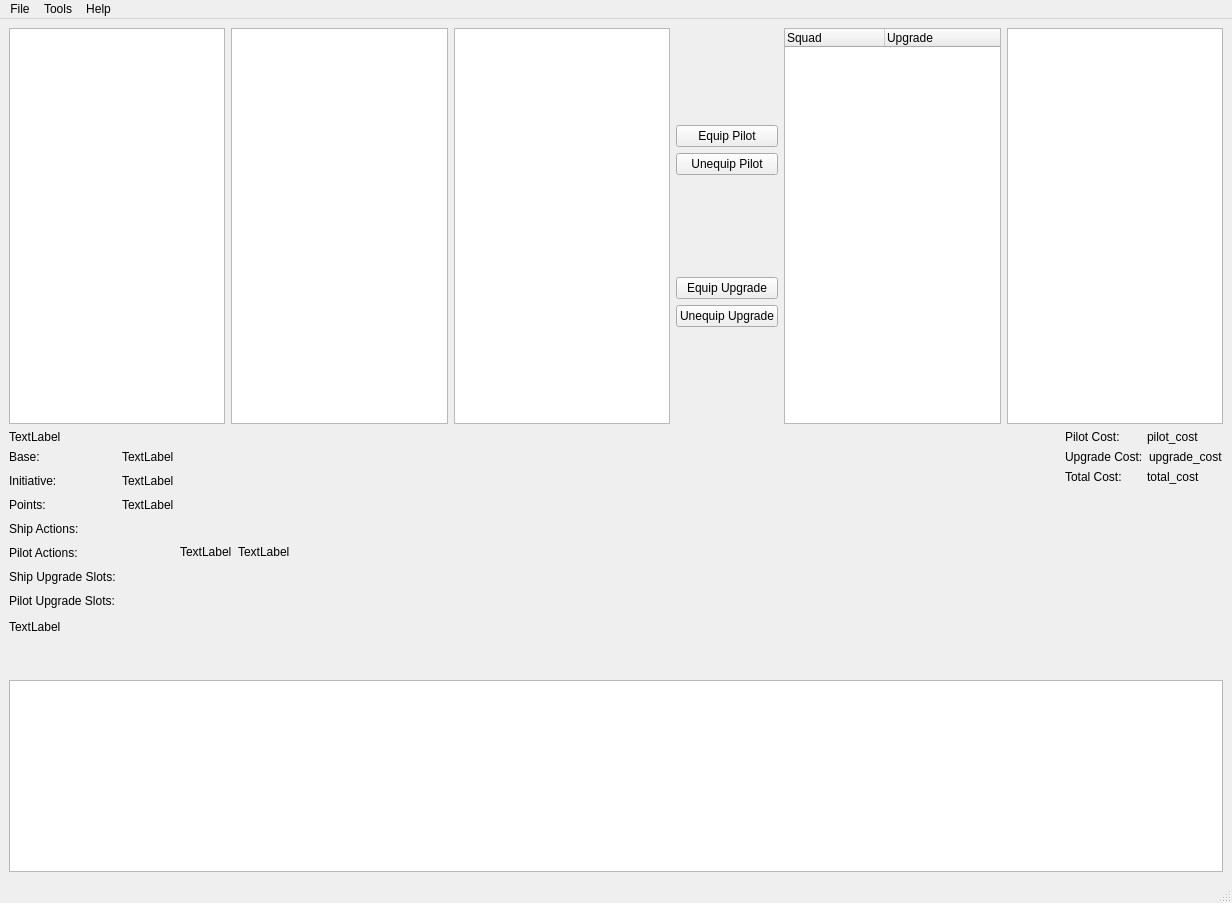
The window that qt_designer/main_window.ui (flipperlord/x-wing-squad-builder) describes before a commit, drawn with Qt 5.
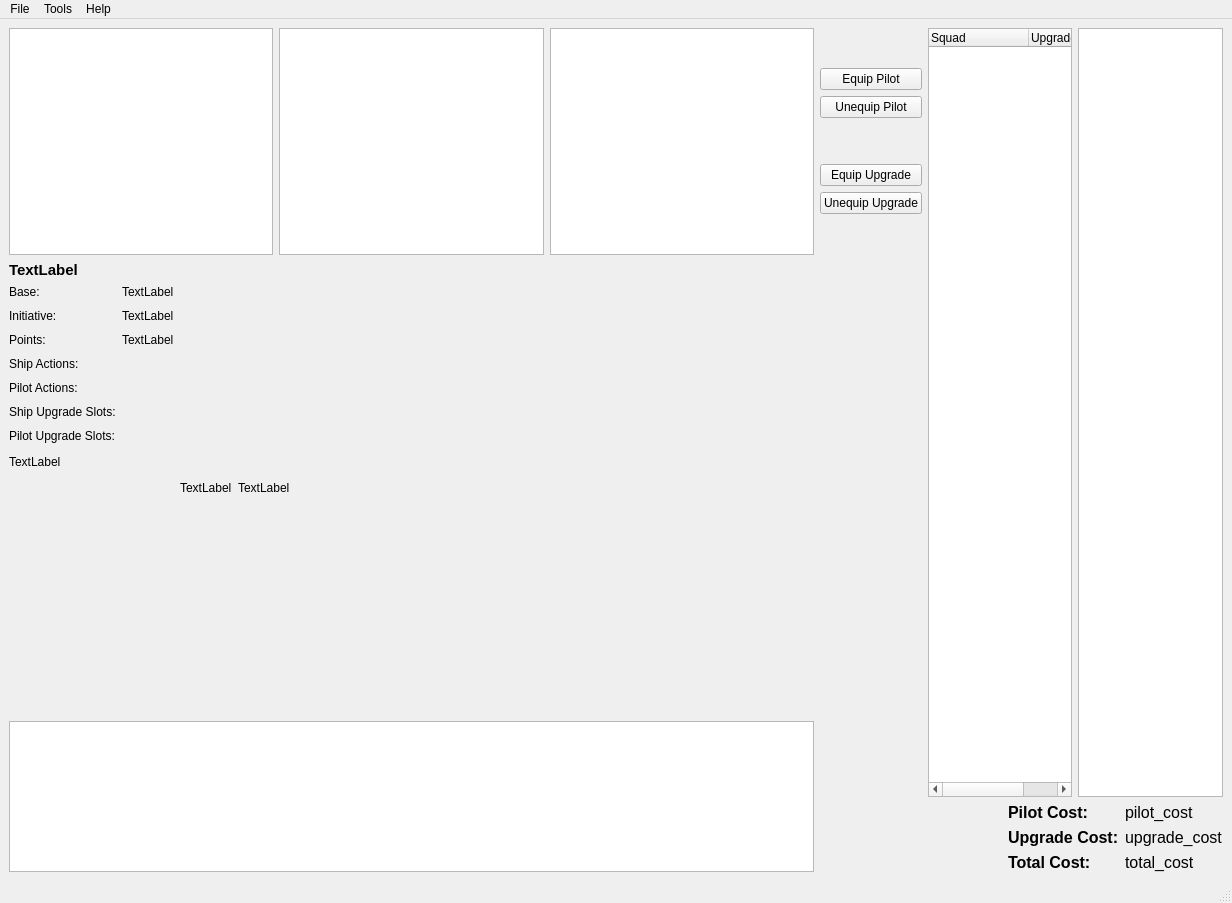
The same window after the commit. Icons and pictures are not drawn.

Diff of the .ui file:
```diff
--- a/qt_designer/main_window.ui
+++ b/qt_designer/main_window.ui
@@ -18,23 +18,74 @@
     <normaloff>:/images/icon.png</normaloff>:/images/icon.png</iconset>
   </property>
   <widget class="QWidget" name="centralwidget">
-   <layout class="QGridLayout" name="gridLayout" rowstretch="6,0,0">
-    <item row="1" column="0">
-     <layout class="QHBoxLayout" name="horizontalLayout">
+   <layout class="QGridLayout" name="gridLayout" rowstretch="6">
+    <item row="0" column="0">
+     <layout class="QHBoxLayout" name="horizontalLayout_7" stretch="2,1">
       <item>
-       <layout class="QVBoxLayout" name="ship_aggregate">
+       <layout class="QVBoxLayout" name="data_selection_layout" stretch="3,6,2">
+        <item>
+         <layout class="QHBoxLayout" name="data_view_layout_2" stretch="0,0,0">
+          <item>
+           <widget class="QListWidget" name="faction_list_widget">
+            <property name="toolTip">
+             <string>Faction list</string>
+            </property>
+           </widget>
+          </item>
+          <item>
+           <widget class="QListWidget" name="ship_list_widget">
+            <property name="toolTip">
+             <string>Ship List</string>
+            </property>
+           </widget>
+          </item>
+          <item>
+           <widget class="QListWidget" name="pilot_list_widget">
+            <property name="toolTip">
+             <string>Pilot List
+(Initiative) Pilot Name (Cost)</string>
+            </property>
+            <property name="dragEnabled">
+             <bool>false</bool>
+            </property>
+            <property name="dragDropMode">
+             <enum>QAbstractItemView::NoDragDrop</enum>
+            </property>
+            <property name="alternatingRowColors">
+             <bool>false</bool>
+            </property>
+            <property name="selectionBehavior">
+             <enum>QAbstractItemView::SelectItems</enum>
+            </property>
+            <property name="modelColumn">
+             <number>0</number>
+            </property>
+           </widget>
+          </item>
+         </layout>
+        </item>
+        <item>
+         <layout class="QHBoxLayout" name="horizontalLayout_8">
+          <item>
+           <layout class="QVBoxLayout" name="ship_aggregate_2">
         <property name="spacing">
          <number>6</number>
         </property>
         <item>
          <widget class="QLabel" name="ship_name_label">
+              <property name="font">
+               <font>
+                <pointsize>11</pointsize>
+                <bold>true</bold>
+               </font>
+              </property>
           <property name="text">
            <string>TextLabel</string>
           </property>
          </widget>
         </item>
         <item>
-         <layout class="QGridLayout" name="ship_information_2">
+             <layout class="QGridLayout" name="ship_information_3">
           <property name="bottomMargin">
            <number>6</number>
           </property>
@@ -137,7 +188,7 @@
          </widget>
         </item>
         <item>
-         <spacer name="verticalSpacer_4">
+             <spacer name="verticalSpacer_6">
           <property name="orientation">
            <enum>Qt::Vertical</enum>
           </property>
@@ -178,7 +229,7 @@
        </widget>
       </item>
       <item>
-       <spacer name="horizontalSpacer">
+           <spacer name="horizontalSpacer_2">
         <property name="orientation">
          <enum>Qt::Horizontal</enum>
         </property>
@@ -190,127 +241,23 @@
         </property>
        </spacer>
       </item>
-      <item>
-       <layout class="QVBoxLayout" name="verticalLayout_2">
-        <item>
-         <layout class="QHBoxLayout" name="horizontalLayout_2">
-          <item>
-           <widget class="QLabel" name="label">
-            <property name="text">
-             <string>Pilot Cost:</string>
-            </property>
-           </widget>
-          </item>
-          <item>
-           <widget class="QLabel" name="total_pilot_cost_label">
-            <property name="text">
-             <string>pilot_cost</string>
-            </property>
-           </widget>
-          </item>
          </layout>
         </item>
         <item>
-         <layout class="QHBoxLayout" name="horizontalLayout_3">
-          <item>
-           <widget class="QLabel" name="label_2">
-            <property name="text">
-             <string>Upgrade Cost:</string>
-            </property>
-           </widget>
-          </item>
-          <item>
-           <widget class="QLabel" name="total_upgrade_cost">
-            <property name="text">
-             <string>upgrade_cost</string>
-            </property>
-           </widget>
-          </item>
-         </layout>
-        </item>
-        <item>
-         <layout class="QHBoxLayout" name="horizontalLayout_4">
-          <item>
-           <widget class="QLabel" name="label_3">
-            <property name="text">
-             <string>Total Cost:</string>
-            </property>
-           </widget>
-          </item>
-          <item>
-           <widget class="QLabel" name="total_cost_label">
-            <property name="text">
-             <string>total_cost</string>
-            </property>
-           </widget>
-          </item>
-         </layout>
-        </item>
-        <item>
-         <spacer name="verticalSpacer_3">
-          <property name="orientation">
-           <enum>Qt::Vertical</enum>
-          </property>
-          <property name="sizeHint" stdset="0">
-           <size>
-            <width>20</width>
-            <height>40</height>
-           </size>
-          </property>
-         </spacer>
-        </item>
-       </layout>
-      </item>
-     </layout>
-    </item>
-    <item row="2" column="0">
      <widget class="QPlainTextEdit" name="logging_plain_text_edit">
       <property name="readOnly">
        <bool>true</bool>
       </property>
      </widget>
     </item>
-    <item row="0" column="0">
-     <layout class="QHBoxLayout" name="data_view_layout" stretch="0,0,0,0,0,0">
-      <item>
-       <widget class="QListWidget" name="faction_list_widget">
-        <property name="toolTip">
-         <string>Faction list</string>
-        </property>
-       </widget>
+       </layout>
       </item>
       <item>
-       <widget class="QListWidget" name="ship_list_widget">
-        <property name="toolTip">
-         <string>Ship List</string>
-        </property>
-       </widget>
-      </item>
+       <layout class="QVBoxLayout" name="squad_layout" stretch="0,0">
       <item>
-       <widget class="QListWidget" name="pilot_list_widget">
-        <property name="toolTip">
-         <string>Pilot List
-(Initiative) Pilot Name (Cost)</string>
-        </property>
-        <property name="dragEnabled">
-         <bool>false</bool>
-        </property>
-        <property name="dragDropMode">
-         <enum>QAbstractItemView::NoDragDrop</enum>
-        </property>
-        <property name="alternatingRowColors">
-         <bool>false</bool>
-        </property>
-        <property name="selectionBehavior">
-         <enum>QAbstractItemView::SelectItems</enum>
-        </property>
-        <property name="modelColumn">
-         <number>0</number>
-        </property>
-       </widget>
-      </item>
+         <layout class="QHBoxLayout" name="horizontalLayout_9">
       <item>
-       <layout class="QVBoxLayout" name="verticalLayout">
+           <layout class="QVBoxLayout" name="verticalLayout_7" stretch="0,0,0,0,0,0,10">
         <item>
          <spacer name="verticalSpacer">
           <property name="orientation">
@@ -401,6 +348,106 @@
 Upgrade Name (Cost)</string>
         </property>
        </widget>
+          </item>
+         </layout>
+        </item>
+        <item>
+         <layout class="QHBoxLayout" name="horizontalLayout_2">
+          <item>
+           <spacer name="horizontalSpacer_3">
+            <property name="orientation">
+             <enum>Qt::Horizontal</enum>
+            </property>
+            <property name="sizeHint" stdset="0">
+             <size>
+              <width>40</width>
+              <height>20</height>
+             </size>
+            </property>
+           </spacer>
+          </item>
+          <item>
+           <layout class="QFormLayout" name="formLayout_3">
+            <item row="0" column="0">
+             <widget class="QLabel" name="label_24">
+              <property name="font">
+               <font>
+                <pointsize>12</pointsize>
+                <bold>true</bold>
+               </font>
+              </property>
+              <property name="text">
+               <string>Pilot Cost:</string>
+              </property>
+             </widget>
+            </item>
+            <item row="0" column="1">
+             <widget class="QLabel" name="total_pilot_cost_label">
+              <property name="font">
+               <font>
+                <pointsize>12</pointsize>
+               </font>
+              </property>
+              <property name="text">
+               <string>pilot_cost</string>
+              </property>
+             </widget>
+            </item>
+            <item row="1" column="0">
+             <widget class="QLabel" name="label_25">
+              <property name="font">
+               <font>
+                <pointsize>12</pointsize>
+                <bold>true</bold>
+               </font>
+              </property>
+              <property name="text">
+               <string>Upgrade Cost:</string>
+              </property>
+             </widget>
+            </item>
+            <item row="1" column="1">
+             <widget class="QLabel" name="total_upgrade_cost">
+              <property name="font">
+               <font>
+                <pointsize>12</pointsize>
+               </font>
+              </property>
+              <property name="text">
+               <string>upgrade_cost</string>
+              </property>
+             </widget>
+            </item>
+            <item row="2" column="0">
+             <widget class="QLabel" name="label_26">
+              <property name="font">
+               <font>
+                <pointsize>12</pointsize>
+                <bold>true</bold>
+               </font>
+              </property>
+              <property name="text">
+               <string>Total Cost:</string>
+              </property>
+             </widget>
+            </item>
+            <item row="2" column="1">
+             <widget class="QLabel" name="total_cost_label">
+              <property name="font">
+               <font>
+                <pointsize>12</pointsize>
+               </font>
+              </property>
+              <property name="text">
+               <string>total_cost</string>
+              </property>
+             </widget>
+            </item>
+           </layout>
+          </item>
+         </layout>
+        </item>
+       </layout>
       </item>
      </layout>
     </item>
```
Left out of the diff: 20 changed lines with no effect on the pictures. Lines whose indentation alone changed are shown as unchanged.
